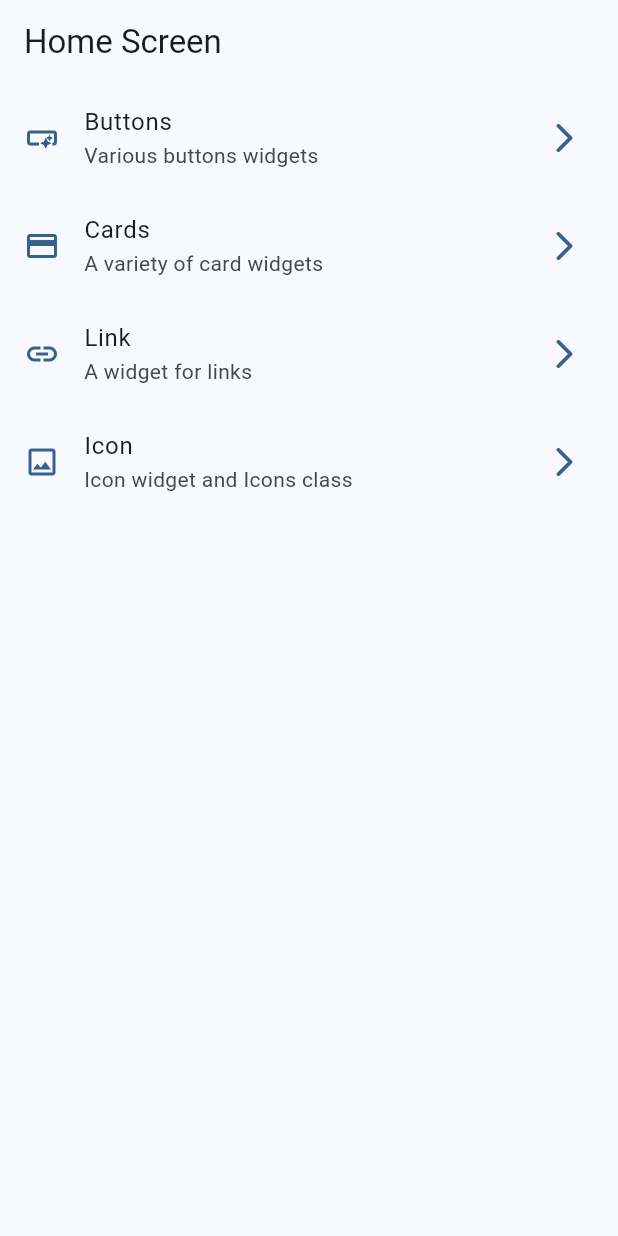
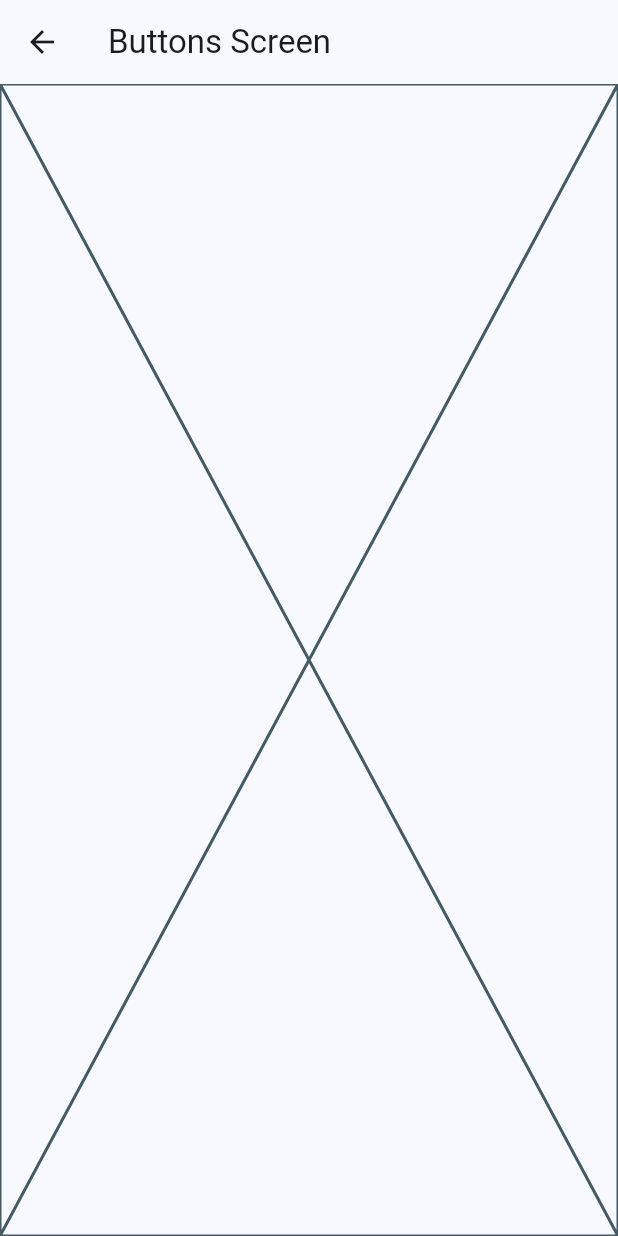
Before and after one commit to XRed8X/widgets_app, a Flutter app: the screen it shows after launch, after a tap on "Buttons", on a phone screen of 412 x 824 dp. Run offline on Flutter 3.47's test engine with Material 3 defaults, Android fonts, the phone set to English and light mode, and no system bars.

```diff
--- a/lib/main.dart
+++ b/lib/main.dart
@@ -1,4 +1,6 @@
 import 'package:flutter/material.dart';
+import 'package:widgets_app/presentation/screens/buttons/buttons_screen.dart';
+import 'package:widgets_app/presentation/screens/cards/cards_creen.dart';
 import 'package:widgets_app/presentation/screens/home/home_screen.dart';
 import 'config/theme/app_theme.dart';
 
@@ -14,7 +16,11 @@ class MainApp extends StatelessWidget {
     return MaterialApp(
       debugShowCheckedModeBanner: false,
       theme: AppTheme(selectedColor: 0).getTheme(),
-      home: const HomeScreen()
+      home: const HomeScreen(),
+      routes: {
+        '/buttons': (context) => const ButtonsScreen(),
+        '/cards': (context) => const CardsScreen()
+      }
     );
   }
 }
--- /dev/null
+++ b/lib/presentation/screens/buttons/buttons_screen.dart
@@ -0,0 +1,15 @@
+import 'package:flutter/material.dart';
+
+class ButtonsScreen extends StatelessWidget {
+  const ButtonsScreen({super.key});
+
+  @override
+  Widget build(BuildContext context) {
+    return Scaffold(
+      appBar: AppBar(
+        title: const Text('Buttons Screen'),
+      ),
+      body: const Placeholder(),
+    );
+  }
+}
--- a/lib/presentation/screens/home/home_screen.dart
+++ b/lib/presentation/screens/home/home_screen.dart
@@ -1,5 +1,6 @@
 import 'package:flutter/material.dart';
 import 'package:widgets_app/config/menu/menu_items.dart';
+import 'package:widgets_app/presentation/screens/buttons/buttons_screen.dart';
 
 class HomeScreen extends StatelessWidget {
   const HomeScreen({super.key});
@@ -7,10 +8,8 @@ class HomeScreen extends StatelessWidget {
   @override
   Widget build(BuildContext context) {
     return Scaffold(
-      appBar: AppBar(
-        title: const Text('Home Screen'),
-      ),
-      body: const _HomeView()
+      appBar: AppBar(title: const Text('Home Screen')),
+      body: const _HomeView(),
     );
   }
 }
@@ -20,22 +19,18 @@ class _HomeView extends StatelessWidget {
 
   @override
   Widget build(BuildContext context) {
-
-
     return ListView.builder(
       itemCount: appMenuItems.length,
       itemBuilder: (context, index) {
         final menuItem = appMenuItems[index];
         return _CustomListTile(menuItem: menuItem);
-      }
+      },
     );
   }
 }
 
 class _CustomListTile extends StatelessWidget {
-  const _CustomListTile({
-    required this.menuItem,
-  });
+  const _CustomListTile({required this.menuItem});
 
   final MenuItem menuItem;
 
@@ -45,12 +40,14 @@ class _CustomListTile extends StatelessWidget {
     return ListTile(
       title: Text(menuItem.title),
       subtitle: Text(menuItem.subTitle),
-      leading: Icon(menuItem.icon, color: colors.primary,),
-      trailing: Icon(Icons.arrow_forward_ios_rounded, color: colors.primary,),
-      onTap:() {
-
+      leading: Icon(menuItem.icon, color: colors.primary),
+      trailing: Icon(Icons.arrow_forward_ios_rounded, color: colors.primary),
+      onTap: () {
+        // Navigator.of(context).push(
+        //   MaterialPageRoute<void>(builder: (context) => const ButtonsScreen()),
+        // );
+        Navigator.pushNamed(context, menuItem.link);
       },
-
     );
   }
 }
```
Also changed, not shown: lib/presentation/screens/cards/cards_creen.dart (added, +15 -0 lines).
